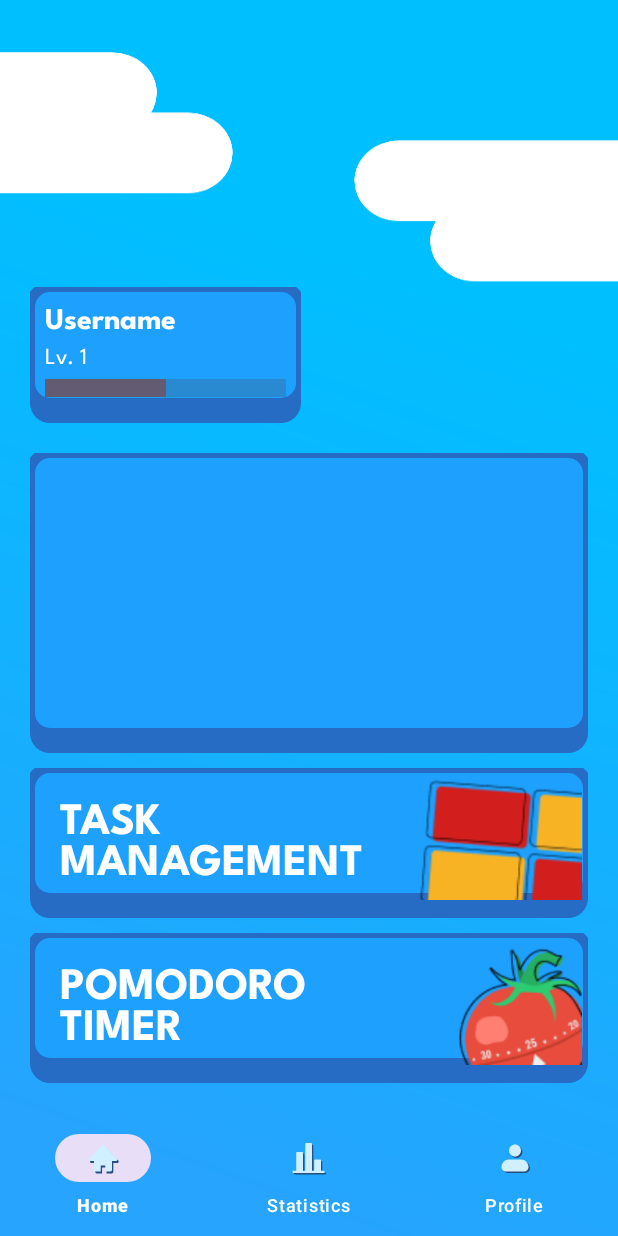
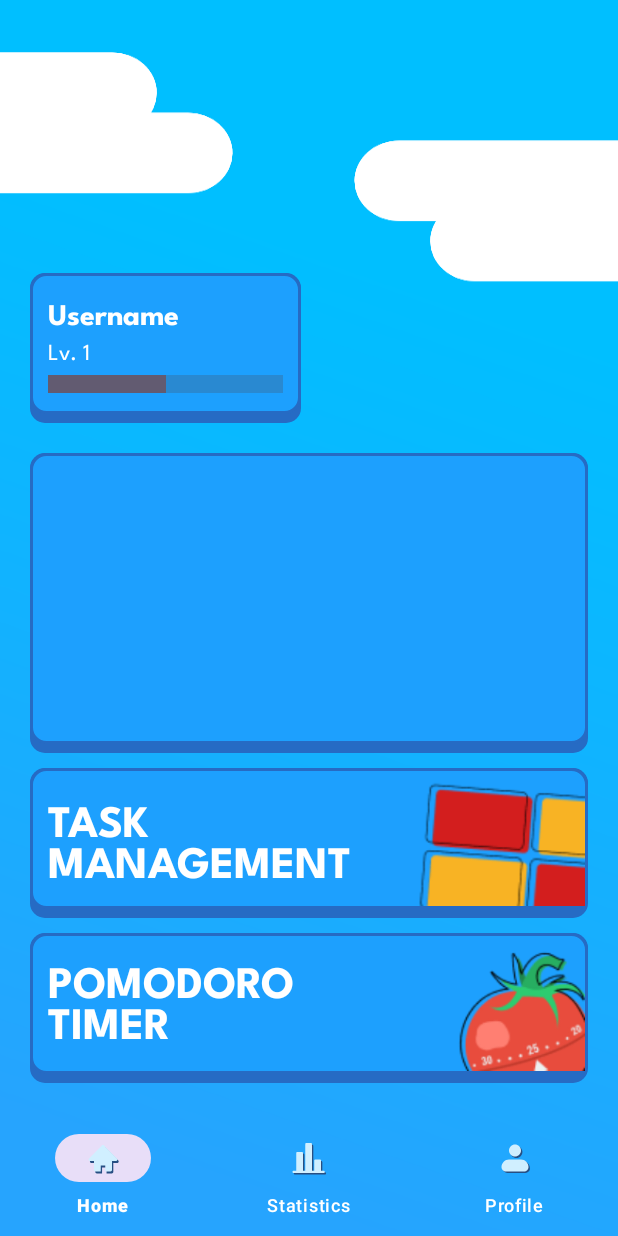
Before and after one commit to C242-PS009/HabitSagaAndroidApp, an Android app: the screen it shows after launch once a user with an empty profile is signed in (MainActivity), on a phone screen of 412 x 824 dp. Run offline under Robolectric (Android 15) with nearby library versions, the phone set to English and light mode, and no system bars; our stand-ins replace Firebase (no records; nobody signed in at launch, a user with empty details on screens opened directly), navigation-ui; libraries missing offline, so code that uses them is left out: com.github.jimcoven.view; 3 statements that could not run were skipped.

Commit message:
fix card3d padding

```diff
--- a/app/src/main/java/com/c242_ps009/habitsaga/ui/views/Card3dView.kt
+++ b/app/src/main/java/com/c242_ps009/habitsaga/ui/views/Card3dView.kt
@@ -8,11 +8,16 @@ import android.graphics.PixelFormat
 import android.graphics.drawable.Drawable
 import android.util.AttributeSet
 import android.widget.FrameLayout
+import androidx.core.view.updatePadding
 import com.c242_ps009.habitsaga.R
 
 class Card3dView @JvmOverloads constructor(
     context: Context, attrs: AttributeSet? = null
 ) : FrameLayout(context, attrs) {
+
+    private val shadow: Float
+    private val radius: Float
+    private val border: Float
 
     private val paint: Paint
     private val shadowPaint: Paint
@@ -21,38 +26,47 @@ class Card3dView @JvmOverloads constructor(
     init {
         val attr = context.obtainStyledAttributes(attrs, R.styleable.Card3dView)
 
+        shadow = attr.getDimension(R.styleable.Card3dView_shadowHeight, rDimenF(R.dimen.card_shadow))
+        radius = attr.getDimension(R.styleable.Card3dView_radius, rDimenF(R.dimen.card_radius))
+        border = attr.getDimension(R.styleable.Card3dView_border, rDimenF(R.dimen.card_border))
+
         paint = Paint().apply {
-            color = attr.getColor(R.styleable.Card3dView_color, 0)
+            color = attr.getColor(R.styleable.Card3dView_color, rColor(R.color.card_color))
         }
 
         shadowPaint = Paint().apply {
-            color = attr.getColor(R.styleable.Card3dView_shadowColor, 0)
+            color = attr.getColor(R.styleable.Card3dView_shadowColor, rColor(R.color.card_shadow))
         }
 
         borderPaint = Paint().apply {
-            color = attr.getColor(R.styleable.Card3dView_shadowColor, 0)
+            color = attr.getColor(R.styleable.Card3dView_shadowColor, rColor(R.color.card_shadow))
             style = Paint.Style.STROKE
-            strokeCap = Paint.Cap.ROUND
-            strokeJoin = Paint.Join.ROUND
-            strokeWidth = 10f
+            strokeWidth = border
         }
 
+        val s = shadow.toInt()
+        val b = border.toInt()
+        updatePadding(paddingLeft + b, paddingTop + b, paddingRight + b, paddingBottom + s + b)
+
         attr.recycle()
-
         background = Background()
     }
 
     inner class Background : Drawable() {
 
         override fun draw(canvas: Canvas) {
-            val r = 20f
-
+            val sh = shadow
+            val r = radius
             val w = width.toFloat()
             val h = height.toFloat()
 
-            canvas.drawRoundRect(0f, 0f, w, h, r, r, shadowPaint) // shadow
-            canvas.drawRoundRect(0f, 0f, w, h - r, r, r, paint) // main
-            canvas.drawRoundRect(0f, 0f, w, h - r, r, r, borderPaint) // border
+            canvas.drawRoundRect(0f, 0f, w, h, r, r, shadowPaint)
+
+            val b = border / 2
+            val br = w - b
+            val bb = h - sh - b
+            canvas.drawRoundRect(b, b, br, bb, r, r, paint)
+            canvas.drawRoundRect(b, b, br, bb, r, r, borderPaint)
         }
 
         override fun setAlpha(alpha: Int) {
--- /dev/null
+++ b/app/src/main/java/com/c242_ps009/habitsaga/ui/views/ViewExt.kt
@@ -0,0 +1,9 @@
+package com.c242_ps009.habitsaga.ui.views
+
+import android.view.View
+import androidx.annotation.ColorRes
+import androidx.annotation.DimenRes
+
+fun View.rColor(@ColorRes ref: Int) = resources.getColor(ref, null)
+fun View.rDimenF(@DimenRes ref: Int) = resources.getDimension(ref)
+fun View.rDimenI(@DimenRes ref: Int) = resources.getDimensionPixelSize(ref)
--- a/app/src/main/res/layout/fragment_home.xml
+++ b/app/src/main/res/layout/fragment_home.xml
@@ -28,16 +28,13 @@
                 android:id="@+id/cv_profile"
                 android:layout_width="match_parent"
                 android:layout_height="wrap_content"
+                android:padding="10dp"
                 app:color="@color/card_color"
                 app:shadowColor="@color/card_shadow">
 
                 <LinearLayout
                     android:layout_width="match_parent"
                     android:layout_height="match_parent"
-                    android:paddingLeft="10dp"
-                    android:paddingRight="10dp"
-                    android:paddingTop="5dp"
-                    android:paddingBottom="15dp"
                     android:orientation="vertical">
 
                     <TextView
@@ -119,9 +116,7 @@
                 android:layout_height="wrap_content"
                 android:layout_weight="2"
                 android:fontFamily="@font/league_spartan_bold"
-                android:paddingLeft="20dp"
-                android:paddingTop="10dp"
-                android:paddingBottom="20dp"
+                android:padding="10dp"
                 android:text="TASK MANAGEMENT"
                 android:textAlignment="textStart"
                 android:textColor="@color/white"
@@ -132,8 +127,6 @@
                 android:layout_height="match_parent"
                 android:layout_weight="1"
                 android:src="@drawable/ic_task_management"
-                android:paddingRight="4dp"
-                android:paddingBottom="12dp"
                 android:scaleType="fitEnd"/>
         </LinearLayout>
     </com.c242_ps009.habitsaga.ui.views.Card3dView>
@@ -161,9 +154,9 @@
                 android:layout_height="wrap_content"
                 android:layout_weight="2"
                 android:fontFamily="@font/league_spartan_bold"
-                android:paddingLeft="20dp"
-                android:paddingTop="10dp"
-                android:paddingBottom="20dp"
+                android:paddingLeft="10dp"
+                android:paddingTop="5dp"
+                android:paddingBottom="10dp"
                 android:text="POMODORO TIMER"
                 android:textAlignment="textStart"
                 android:textColor="@color/white"
@@ -173,8 +166,6 @@
                 android:layout_width="0dp"
                 android:layout_height="match_parent"
                 android:layout_weight="1"
-                android:paddingRight="4dp"
-                android:paddingBottom="12dp"
                 android:src="@drawable/ic_pomodoro_timer"
                 android:scaleType="fitEnd"/>
         </LinearLayout>
--- /dev/null
+++ b/app/src/main/res/values/dimens.xml
@@ -0,0 +1,8 @@
+<?xml version="1.0" encoding="utf-8"?>
+<resources>
+    <dimen name="dp1">1dp</dimen>
+
+    <dimen name="card_border">2dp</dimen>
+    <dimen name="card_shadow">6dp</dimen>
+    <dimen name="card_radius">10dp</dimen>
+</resources>
```
Also changed, not shown: app/src/main/res/layout/fragment_profile.xml (+3 -12 lines), app/src/main/res/values/attrs.xml (+7 -4 lines).
